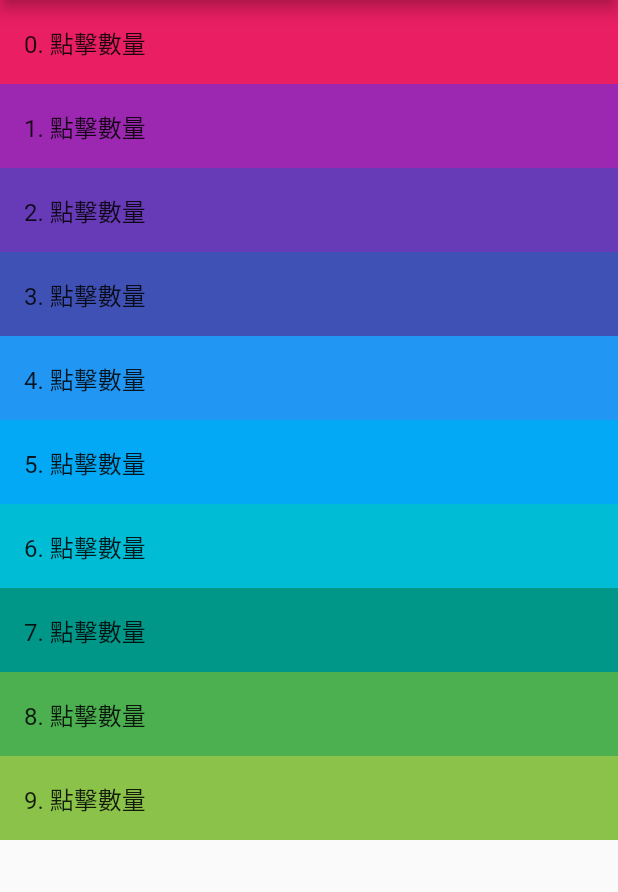
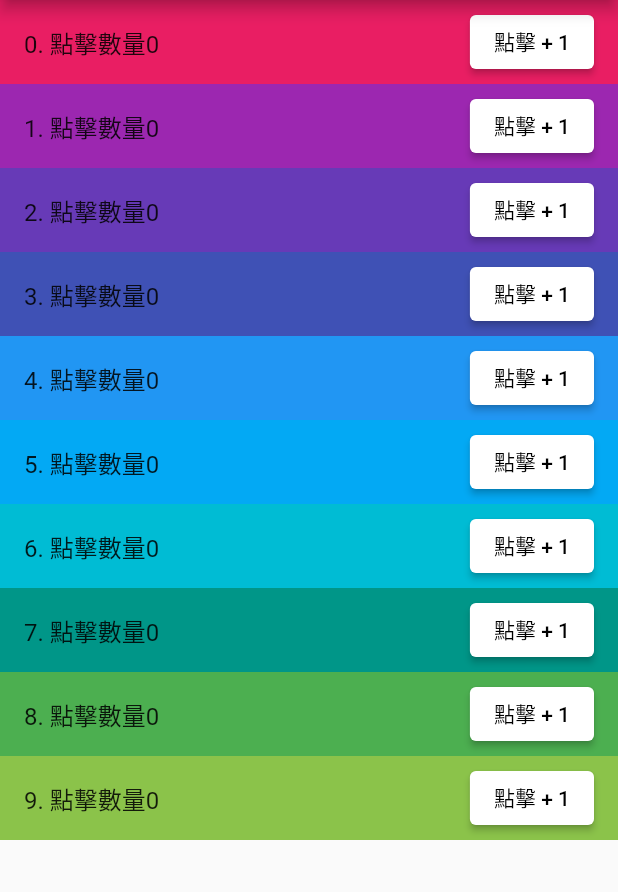
Before and after one commit to yuhueilee/item_list, a Flutter app: the screen it shows after launch, on a phone screen of 412 x 824 dp, the part 84-976 px from its top. Run offline on Flutter 3.47's test engine with Material 2 defaults, Android fonts, the phone set to English and light mode, and no system bars.

Commit message:
Add private variable, add method to increment the variable, add button to the list tile

```diff
--- a/lib/item.dart
+++ b/lib/item.dart
@@ -10,6 +10,8 @@ class Item extends StatefulWidget {
 }
 
 class _ItemState extends State<Item> {
+  var _pressedIndex = 0;
+
   @override
   Widget build(BuildContext context) {
     return _buildSuggestions(widget.itemCount);
@@ -26,11 +28,23 @@ class _ItemState extends State<Item> {
   }
 
   Widget _buildRow(int index, Color color) {
-    final String word = index.toString() + '. 點擊數量';
+    final String word = index.toString() + '. 點擊數量' + _pressedIndex.toString();
 
     return ListTile(
       title: Text(word),
       tileColor: color,
+      trailing: ElevatedButton(
+        child: const Text('點擊 + 1'),
+        onPressed: onPressed,
+        style: ElevatedButton.styleFrom(
+            primary: Colors.white, onPrimary: Colors.black),
+      ),
     );
   }
+
+  void onPressed() {
+    setState(() {
+      _pressedIndex += 1;
+    });
+  }
 }
```
